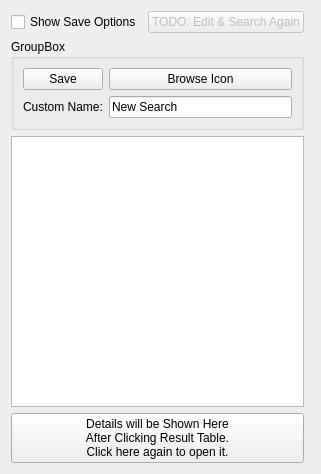
This is widgets/locatejobwidget.ui in cxxsucks/SearchEverywhere as Qt 5 draws it before an edit. The edited form follows.
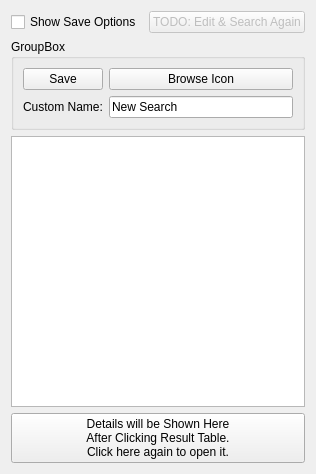
This is the edited form. Custom widgets are drawn as their Qt base class.

```diff
--- a/widgets/locatejobwidget.ui
+++ b/widgets/locatejobwidget.ui
@@ -13,27 +13,7 @@
   <property name="windowTitle">
    <string>New Search</string>
   </property>
-  <layout class="QGridLayout" columnstretch="1,0,2">
-   <item row="0" column="0">
-    <widget class="QCheckBox" name="showSaveOptsChk">
-     <property name="text">
-      <string>Show Save Options</string>
-     </property>
-    </widget>
-   </item>
-   <item row="0" column="2" rowspan="4">
-    <widget class="seev::Previewer" name="previewer" native="true"/>
-   </item>
-   <item row="0" column="1">
-    <widget class="QPushButton" name="editAgainBut">
-     <property name="enabled">
-      <bool>false</bool>
-     </property>
-     <property name="text">
-      <string>TODO: Edit &amp;&amp; Search Again</string>
-     </property>
-    </widget>
-   </item>
+  <layout class="QGridLayout" columnstretch="1,0">
    <item row="1" column="0" colspan="2">
     <widget class="QGroupBox" name="saveBox">
      <property name="title">
@@ -93,16 +73,25 @@
      </property>
     </widget>
    </item>
+   <item row="0" column="1">
+    <widget class="QPushButton" name="editAgainBut">
+     <property name="enabled">
+      <bool>false</bool>
+     </property>
+     <property name="text">
+      <string>TODO: Edit &amp;&amp; Search Again</string>
+     </property>
+    </widget>
+   </item>
+   <item row="0" column="0">
+    <widget class="QCheckBox" name="showSaveOptsChk">
+     <property name="text">
+      <string>Show Save Options</string>
+     </property>
+    </widget>
+   </item>
   </layout>
  </widget>
- <customwidgets>
-  <customwidget>
-   <class>seev::Previewer</class>
-   <extends>QWidget</extends>
-   <header>previewer/previewer.hpp</header>
-   <container>1</container>
-  </customwidget>
- </customwidgets>
  <resources/>
  <connections>
   <connection>
```
